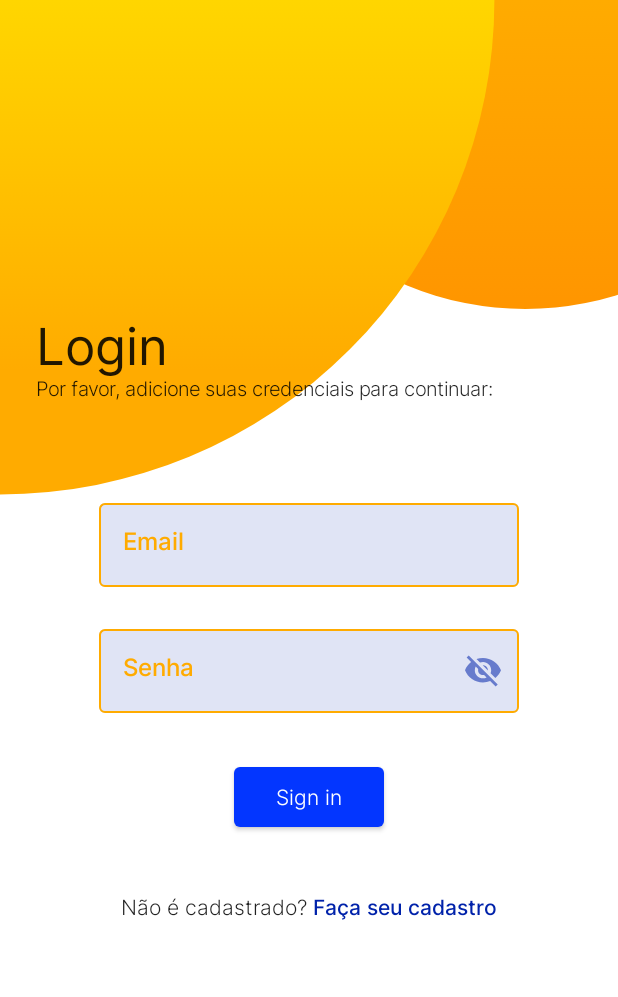
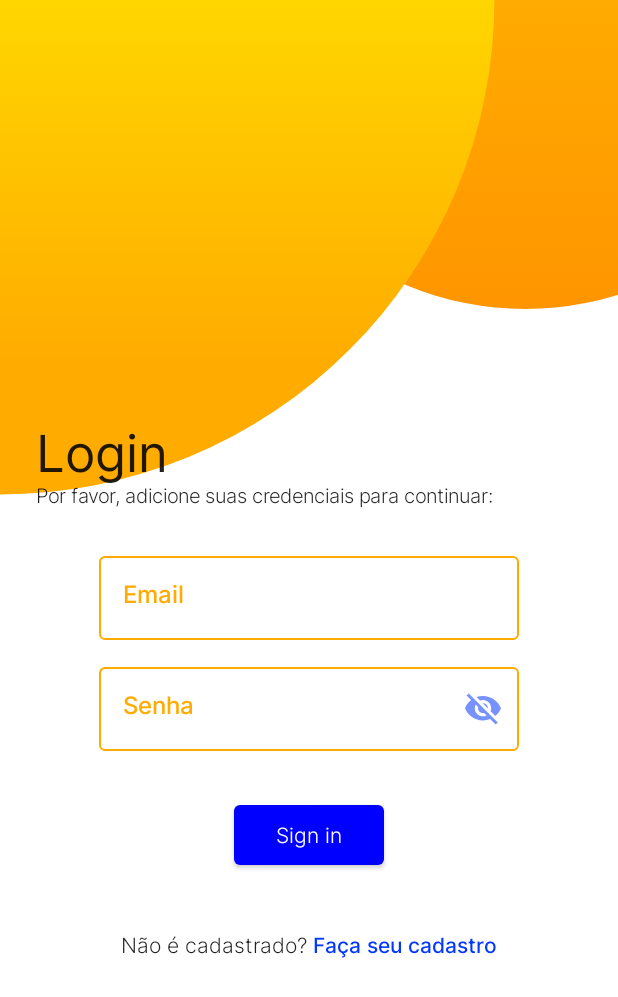
Before and after one commit to MatheusRamosSil/CorridaFacil, an Android app built with Jetpack Compose: the @Preview function LoginPreview, on a phone screen of 412 x 824 dp. Shown: the top 997 px of the screen. Run offline under Robolectric (Android 15) with nearby library versions, the phone set to English and light mode, and no system bars.

Commit message:
Refatoração da UI de Login com Jetpack Compose

```diff
--- a/app/build.gradle
+++ b/app/build.gradle
@@ -242,4 +242,9 @@ dependencies {
     implementation "androidx.activity:activity-ktx:1.5.1"
     implementation 'androidx.hilt:hilt-navigation-compose:1.0.0'
 
+    // Navigation
+    def nav_version = "2.5.3"
+    implementation "androidx.navigation:navigation-compose:$nav_version"
+
+
 }
--- a/app/src/main/java/com/example/corridafacil/view/auth/ui/LoginScreen.kt
+++ b/app/src/main/java/com/example/corridafacil/view/auth/ui/LoginScreen.kt
@@ -1,165 +1,91 @@
 package com.example.corridafacil.view.auth.ui
 
-import android.os.Bundle
-import androidx.activity.ComponentActivity
-import androidx.activity.compose.setContent
-import androidx.compose.foundation.*
+import android.util.Log
+import androidx.activity.viewModels
+import androidx.compose.foundation.background
+import androidx.compose.foundation.clickable
 import androidx.compose.foundation.layout.*
-import androidx.compose.foundation.text.KeyboardOptions
-import androidx.compose.material.*
-import androidx.compose.runtime.*
-import androidx.compose.runtime.saveable.rememberSaveable
+import androidx.compose.material.MaterialTheme
+import androidx.compose.material.Text
+import androidx.compose.runtime.Composable
 import androidx.compose.ui.Alignment
 import androidx.compose.ui.Modifier
 import androidx.compose.ui.graphics.Color
-import androidx.compose.ui.res.painterResource
-import androidx.compose.ui.text.TextStyle
-import androidx.compose.ui.text.input.KeyboardType
-import androidx.compose.ui.text.input.PasswordVisualTransformation
-import androidx.compose.ui.text.input.VisualTransformation
 import androidx.compose.ui.tooling.preview.Preview
 import androidx.compose.ui.unit.dp
 import androidx.compose.ui.unit.sp
+import androidx.navigation.NavController
+import androidx.navigation.compose.rememberNavController
 import com.example.corridafacil.R
 import com.example.corridafacil.utils.responsive.WindowSize
 import com.example.corridafacil.utils.responsive.rememberWindowSize
-import com.example.corridafacil.view.auth.ui.ui.theme.*
+import com.example.corridafacil.utils.validators.ValidatorsFieldsForms
+import com.example.corridafacil.utils.validators.ValidatorsFieldsForms.isValidEmail
+import com.example.corridafacil.utils.validators.ValidatorsFieldsForms.isValidPassword
+import com.example.corridafacil.utils.validators.errorMessageUI.MessageErrorForBadFormatInFormsFields
+import com.example.corridafacil.utils.validators.errorMessageUI.ShowMessageErrorBadFormart.showMensageErrorFormaBad
+import com.example.corridafacil.view.auth.ui.ui.theme.Background
+import com.example.corridafacil.view.auth.ui.ui.theme.CorridaFacilTheme
+import com.example.corridafacil.view.auth.ui.ui.theme.components.Button
+import com.example.corridafacil.view.auth.ui.ui.theme.components.InputPassword
+import com.example.corridafacil.view.auth.ui.ui.theme.components.InputText
+import com.example.corridafacil.view.auth.ui.ui.theme.components.Title
+import com.example.corridafacil.view.auth.viewModel.EmailViewModel
+import com.example.corridafacil.view.utils.ScreensNavigate
 
-class LoginScreen : ComponentActivity() {
-    override fun onCreate(savedInstanceState: Bundle?) {
-        super.onCreate(savedInstanceState)
-        setContent {
-            CorridaFacilTheme {
-                val window = rememberWindowSize()
-                LoginPage(window)
-            }
-        }
-    }
-}
-
-@Composable
-fun fieldPasswordInput( labelName: String){
-    var password by rememberSaveable { mutableStateOf("") }
-    var passwordVisibility by remember { mutableStateOf( false)    }
-
-    val icon  = if (passwordVisibility)
-        painterResource(id = R.drawable.visibility_password)
-    else
-        painterResource(id = R.drawable.visibility_password_off)
-
-    Box(modifier = Modifier
-                        .padding(10.dp)){
-        OutlinedTextField(
-            value = password,
-            onValueChange = { password = it },
-            textStyle = TextStyle(fontFamily = CustomFonts().getInterFamily()),
-            label = {Text(labelName, color = MaterialTheme.colors.secondary)},
-            trailingIcon = {
-                IconButton(onClick = {
-                    passwordVisibility = !passwordVisibility
-                }) {
-                    Icon(painter = icon,
-                        contentDescription ="Visibility Icon" )
-                }
-            },
-            keyboardOptions = KeyboardOptions(keyboardType = KeyboardType.Password),
-            visualTransformation = if (passwordVisibility) VisualTransformation.None
-            else PasswordVisualTransformation(),
-            colors = TextFieldDefaults.textFieldColors(
-                focusedIndicatorColor = MaterialTheme.colors.secondary,
-                unfocusedIndicatorColor = MaterialTheme.colors.secondary
-            ))
-    }
-}
-
-@Composable
-fun fieldEmailInput( labelName: String){
-    var text by remember { mutableStateOf("") }
-
-    Box(modifier = Modifier.padding(10.dp)){
-        OutlinedTextField(
-            value = text,
-            onValueChange = { text = it },
-            textStyle = TextStyle(fontFamily = CustomFonts().getInterFamily()),
-            label = {Text(labelName, color = MaterialTheme.colors.secondary)},
-            colors = TextFieldDefaults.textFieldColors(
-                focusedIndicatorColor = MaterialTheme.colors.secondary,
-                unfocusedIndicatorColor = MaterialTheme.colors.secondary
-            )
-
-        )
-
-    }
-}
-
-@Composable
-fun buttonLogin(){
-
-    Box(modifier = Modifier.padding(top = 26.dp)) {
-        Button(onClick = { /*TODO*/ },
-            colors= ButtonDefaults.buttonColors(backgroundColor = MaterialTheme.colors.surface),
-            modifier = Modifier
-                .height(40.dp)
-                .width(100.dp)
-        ) {
-            Text("Sign in", style = MaterialTheme.typography.overline, color = Color.White, fontSize = 14.sp)
-        }
-    }
-
-}
 
 
 @Composable
-fun LoginPage(window: WindowSize) {
+fun LoginScreen(window: WindowSize,
+                navController: NavController,
+) {
 
     BoxWithConstraints(modifier = Modifier
         .fillMaxSize()
         .background(Color.White)) {
         Background(window)
-        Column( verticalArrangement = Arrangement.Center,
-                modifier = Modifier
-                            .fillMaxSize()
-                            .padding(24.dp)
-            ){
-                Text(text = "Login",
-                     style = MaterialTheme.typography.h1)
-                Text(text = "Por favor, adicione suas credenciais para continuar:",
-                    style = MaterialTheme.typography.overline)
+        Column( modifier= Modifier.padding(top = 258.dp),
+                verticalArrangement = Arrangement.Center,
+                horizontalAlignment = Alignment.CenterHorizontally) {
+            Title("Login",
+                  "Por favor, adicione suas credenciais para continuar:")
+            val email = InputText(labelName = "Email")
+            val password = InputPassword(labelName = "Senha")
+            Button(40.dp,100.dp,{ test()})
+            MakerNewRegister(navController)
 
-            Row(
-                modifier = Modifier.fillMaxWidth(),
-                horizontalArrangement = Arrangement.Center,
-            ) {
-                Column( verticalArrangement = Arrangement.Center,
-                    horizontalAlignment = Alignment.CenterHorizontally,
-                    modifier = Modifier.padding(top = 50.dp)
-                ){
 
-                    fieldEmailInput(labelName = "Email")
-                    fieldPasswordInput(labelName = "Senha")
-                    buttonLogin()
+        }
+
+    }
+}
+
+fun test(){
+    Log.w("isso é uma função", "passada por parametro")
+}
+
+
+@Composable
+fun MakerNewRegister(navController: NavController) {
 
     Row(modifier = Modifier.padding(top = 45.dp)){
         Text(text = "Não é cadastrado?",
             style = MaterialTheme.typography.overline,
             fontSize = 14.sp)
         Text(text = " Faça seu cadastro",
+            modifier = Modifier.clickable {
+                navController.navigate(ScreensNavigate.Profile.route)
+            },
             style = MaterialTheme.typography.h3,
             color = MaterialTheme.colors.onSurface)
     }
-
 }
-            }
-        }
-    }
-}
-
 
 @Preview(showBackground = true)
 @Composable
 fun LoginPreview() {
     CorridaFacilTheme {
         val window = rememberWindowSize()
-        LoginPage(window)
+        LoginScreen(window, rememberNavController())
     }
 }
--- a/app/src/main/java/com/example/corridafacil/view/auth/ui/ui/theme/Color.kt
+++ b/app/src/main/java/com/example/corridafacil/view/auth/ui/ui/theme/Color.kt
@@ -2,7 +2,8 @@ package com.example.corridafacil.view.auth.ui.ui.theme
 
 import androidx.compose.ui.graphics.Color
 
-val Black = Color(0xFF0000)
+val White = Color(0XFFFFFFFF)
+val Black = Color(0xFFF0000)
 val Blue  = Color(0xFF0336FF)
 val Purple700 = Color(0xFF3700B3)
 val BlueOcean = Color(0xFF0022AA)
--- /dev/null
+++ b/app/src/main/java/com/example/corridafacil/view/auth/ui/ui/theme/components/Button.kt
@@ -0,0 +1,33 @@
+package com.example.corridafacil.view.auth.ui.ui.theme.components
+
+import androidx.compose.foundation.layout.Box
+import androidx.compose.foundation.layout.height
+import androidx.compose.foundation.layout.padding
+import androidx.compose.foundation.layout.width
+import androidx.compose.material.ButtonDefaults
+import androidx.compose.material.MaterialTheme
+import androidx.compose.material.Text
+import androidx.compose.runtime.Composable
+import androidx.compose.ui.Modifier
+import androidx.compose.ui.graphics.Color
+import androidx.compose.ui.unit.Dp
+import androidx.compose.ui.unit.dp
+import androidx.compose.ui.unit.sp
+
+@Composable
+fun Button(heigh: Dp, width: Dp, click: ()-> Unit){
+
+    Box(modifier = Modifier.padding(top = 26.dp)) {
+        androidx.compose.material.Button(onClick = {
+                click()
+        },
+            colors= ButtonDefaults.buttonColors(backgroundColor = Color.Blue),
+            modifier = Modifier
+                .height(heigh)
+                .width(width)
+        ) {
+            Text("Sign in", style = MaterialTheme.typography.overline, color = Color.White, fontSize = 14.sp)
+        }
+    }
+
+}
--- /dev/null
+++ b/app/src/main/java/com/example/corridafacil/view/auth/ui/ui/theme/components/InputPassword.kt
@@ -0,0 +1,58 @@
+package com.example.corridafacil.view.auth.ui.ui.theme.components
+
+import androidx.compose.foundation.layout.Box
+import androidx.compose.foundation.layout.padding
+import androidx.compose.foundation.text.KeyboardOptions
+import androidx.compose.material.*
+import androidx.compose.runtime.*
+import androidx.compose.runtime.saveable.rememberSaveable
+import androidx.compose.ui.Modifier
+import androidx.compose.ui.res.painterResource
+import androidx.compose.ui.text.TextStyle
+import androidx.compose.ui.text.input.KeyboardType
+import androidx.compose.ui.text.input.PasswordVisualTransformation
+import androidx.compose.ui.text.input.VisualTransformation
+import androidx.compose.ui.unit.dp
+import com.example.corridafacil.R
+import com.example.corridafacil.view.auth.ui.ui.theme.Amber
+import com.example.corridafacil.view.auth.ui.ui.theme.CustomFonts
+import com.example.corridafacil.view.auth.ui.ui.theme.White
+
+@Composable
+fun InputPassword( labelName: String): String {
+    var password by rememberSaveable { mutableStateOf("") }
+    var passwordVisibility by remember { mutableStateOf( false)    }
+
+    val icon  = if (passwordVisibility)
+        painterResource(id = R.drawable.visibility_password)
+    else
+        painterResource(id = R.drawable.visibility_password_off)
+
+    Box(modifier = Modifier
+        .padding(10.dp)){
+        OutlinedTextField(
+            value = password,
+            onValueChange = { password = it },
+            textStyle = TextStyle(fontFamily = CustomFonts().getInterFamily()),
+            label = { Text(labelName, color = Amber) },
+            trailingIcon = {
+                IconButton(onClick = {
+                    passwordVisibility = !passwordVisibility
+                }) {
+                    Icon(painter = icon,
+                        contentDescription ="Visibility Icon" )
+                }
+            },
+            keyboardOptions = KeyboardOptions(keyboardType = KeyboardType.Password),
+            visualTransformation = if (passwordVisibility) VisualTransformation.None
+            else PasswordVisualTransformation(),
+            colors = TextFieldDefaults.textFieldColors(
+                backgroundColor = White,
+                focusedIndicatorColor = Amber,
+                unfocusedIndicatorColor = Amber
+
+            ))
+    }
+
+    return password
+}
--- /dev/null
+++ b/app/src/main/java/com/example/corridafacil/view/auth/ui/ui/theme/components/InputText.kt
@@ -0,0 +1,35 @@
+package com.example.corridafacil.view.auth.ui.ui.theme.components
+
+import android.util.Log
+import androidx.compose.foundation.layout.Box
+import androidx.compose.material.OutlinedTextField
+import androidx.compose.material.Text
+import androidx.compose.material.TextFieldDefaults
+import androidx.compose.runtime.*
+import androidx.compose.ui.text.TextStyle
+import com.example.corridafacil.view.auth.ui.ui.theme.Amber
+import com.example.corridafacil.view.auth.ui.ui.theme.CustomFonts
+import com.example.corridafacil.view.auth.ui.ui.theme.White
+
+@Composable
+fun InputText( labelName: String): String {
+    var text by remember { mutableStateOf("") }
+
+    Box(){
+        OutlinedTextField(
+            value = text,
+            onValueChange = { text = it },
+            textStyle = TextStyle(fontFamily = CustomFonts().getInterFamily()),
+            label = { Text(labelName, color = Amber) },
+            colors = TextFieldDefaults.textFieldColors(
+                backgroundColor = White,
+                focusedIndicatorColor = Amber,
+                unfocusedIndicatorColor = Amber
+            )
+
+        )
+
+    }
+
+    return text
+}
--- /dev/null
+++ b/app/src/main/java/com/example/corridafacil/view/auth/ui/ui/theme/components/Title.kt
@@ -0,0 +1,24 @@
+package com.example.corridafacil.view.auth.ui.ui.theme.components
+
+import androidx.compose.foundation.layout.Column
+import androidx.compose.foundation.layout.fillMaxWidth
+import androidx.compose.foundation.layout.padding
+import androidx.compose.material.MaterialTheme
+import androidx.compose.material.Text
+import androidx.compose.runtime.Composable
+import androidx.compose.ui.Modifier
+import androidx.compose.ui.unit.dp
+
+@Composable
+fun Title(title:String, description:String) {
+    Column(
+        modifier = Modifier
+            .fillMaxWidth()
+            .padding(24.dp)
+    ){
+        Text(text = title,
+            style = MaterialTheme.typography.h1)
+        Text(text = description,
+            style = MaterialTheme.typography.overline)
+    }
+}
--- /dev/null
+++ b/app/src/main/java/com/example/corridafacil/view/utils/ScreensNavigate.kt
@@ -0,0 +1,6 @@
+package com.example.corridafacil.view.utils
+
+sealed class ScreensNavigate(val route:String){
+    object Login : ScreensNavigate( route = "login_screen")
+    object Profile: ScreensNavigate(route ="profile_screen")
+}
```
Also changed, not shown: app/src/main/AndroidManifest.xml (+1 -6 lines), app/src/main/java/com/example/corridafacil/utils/permissions/Permissions.kt (+12 -1 lines), app/src/main/java/com/example/corridafacil/view/auth/ui/Login.kt (+52 -18 lines), app/src/main/java/com/example/corridafacil/view/auth/ui/RegisterScreen.kt (+8 -6 lines), app/src/main/java/com/example/corridafacil/view/auth/ui/register/FormProfile.kt (+2 -5 lines), app/src/main/java/com/example/corridafacil/view/auth/ui/ui/theme/Theme.kt (+19 -1 lines), app/src/main/java/com/example/corridafacil/view/utils/NavigationSetup.kt (added, +31 -0 lines). Lines whose indentation alone changed are shown as unchanged.
